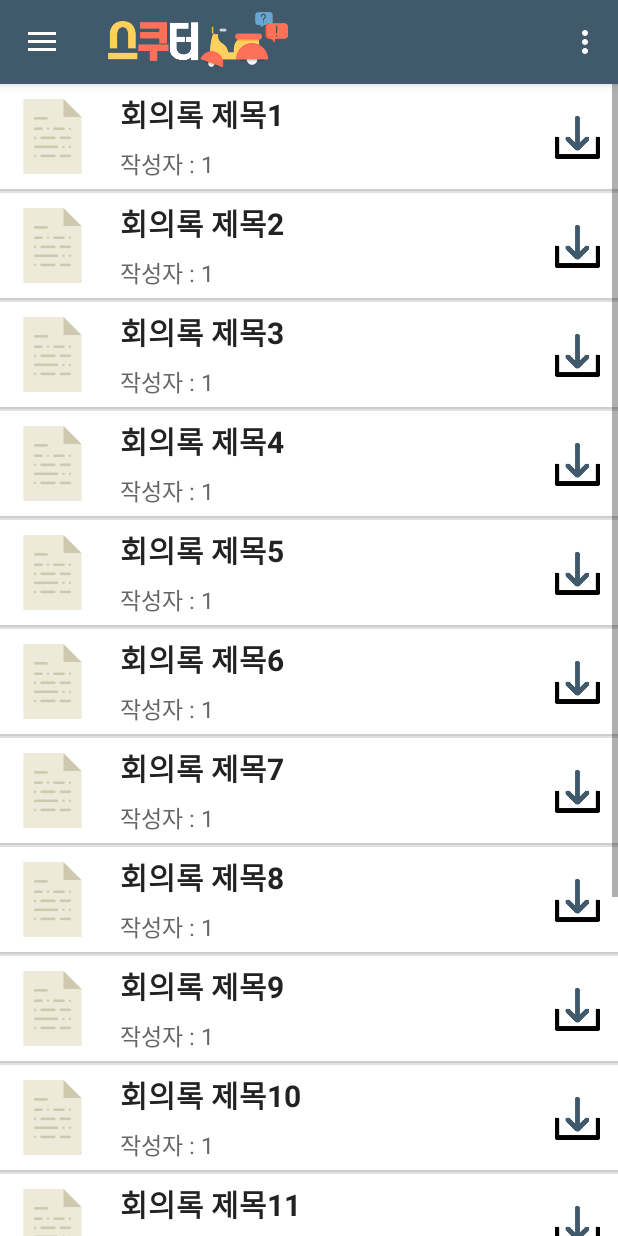
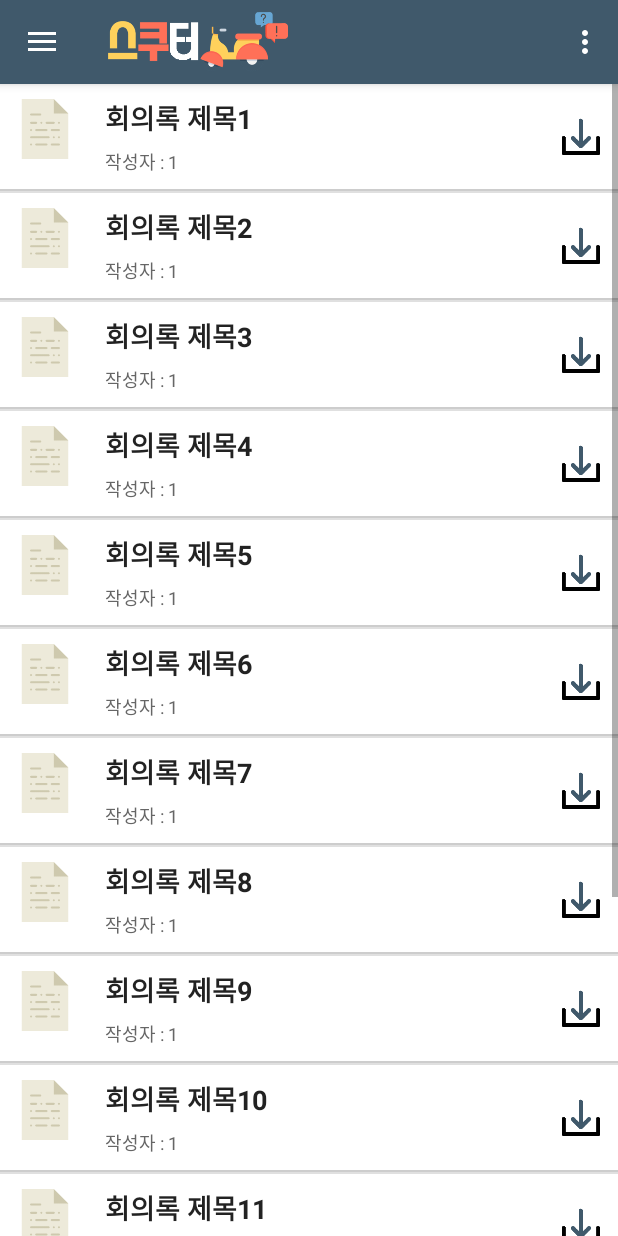
Before and after one commit to Mindo01/SKHUter_Android, an Android app: the screen it shows after launch (MainActivity), in the side drawer, after a tap on "회의록", on a phone screen of 412 x 824 dp. Run offline under Robolectric (Android 15) with nearby library versions, the phone set to English and light mode, and no system bars; pictures from the network do not load.

Commit message:
리스트뷰 폰트 사이즈 변경

```diff
--- a/SKHUter/app/src/main/res/layout/item_meeting_note.xml
+++ b/SKHUter/app/src/main/res/layout/item_meeting_note.xml
@@ -5,8 +5,8 @@
     android:background="#fff">
     <ImageView
         android:id="@+id/ivNote"
-        android:layout_width="50dp"
-        android:layout_height="50dp"
+        android:layout_width="40dp"
+        android:layout_height="40dp"
         android:layout_margin="10dp"
         android:background="@drawable/meeting_note"/>
     <RelativeLayout
@@ -26,13 +26,13 @@
             android:layout_alignParentLeft="true"
             android:textStyle="bold"
             android:textColor="#222"
-            android:textSize="20dp"
+            android:textSize="18dp"
             android:layout_marginBottom="3dp"
             android:text="회의록 제목"/>
 
         <TextView
             android:id="@+id/tvMeetingNoteWriter"
-            android:textSize="15sp"
+            android:textSize="12sp"
             android:layout_width="wrap_content"
             android:layout_height="wrap_content"
             android:layout_alignParentLeft="true"
@@ -45,8 +45,8 @@
 
     <ImageView
         android:id="@+id/ivDownload"
-        android:layout_width="30dp"
-        android:layout_height="30dp"
+        android:layout_width="25dp"
+        android:layout_height="25dp"
         android:background="@drawable/download"
         android:layout_marginLeft="10dp"
         android:layout_marginRight="10dp"
--- a/SKHUter/app/src/main/res/layout/item_user_list.xml
+++ b/SKHUter/app/src/main/res/layout/item_user_list.xml
@@ -26,13 +26,13 @@
             android:layout_alignParentLeft="true"
             android:textStyle="bold"
             android:textColor="#222"
-            android:textSize="20dp"
+            android:textSize="18dp"
             android:layout_marginBottom="3dp"
             android:text="KimMinJu"/>
 
         <TextView
             android:id="@+id/tvUserGrade"
-            android:textSize="15sp"
+            android:textSize="13sp"
             android:layout_width="wrap_content"
             android:layout_height="wrap_content"
             android:layout_alignParentLeft="true"
@@ -49,7 +49,7 @@
             android:layout_alignParentEnd="true"
             android:layout_alignParentRight="true"
             android:text="201334005"
-            android:textSize="15sp" />
+            android:textSize="13sp" />
 
     </RelativeLayout>
 
--- a/SKHUter/app/src/main/res/layout/item_vote.xml
+++ b/SKHUter/app/src/main/res/layout/item_vote.xml
@@ -27,13 +27,13 @@
             android:layout_alignParentLeft="true"
             android:textStyle="bold"
             android:textColor="#222"
-            android:textSize="20dp"
+            android:textSize="18dp"
             android:layout_marginBottom="3dp"
             android:text="투표 제목"/>
 
         <TextView
             android:id="@+id/tvVoteDate"
-            android:textSize="12sp"
+            android:textSize="13sp"
             android:layout_width="wrap_content"
             android:layout_height="wrap_content"
             android:layout_alignParentLeft="true"
@@ -50,7 +50,7 @@
             android:layout_alignParentEnd="true"
             android:layout_alignParentRight="true"
             android:text="13명 참여"
-            android:textSize="14sp" />
+            android:textSize="15sp" />
     </RelativeLayout>
 
     <ImageView
```
